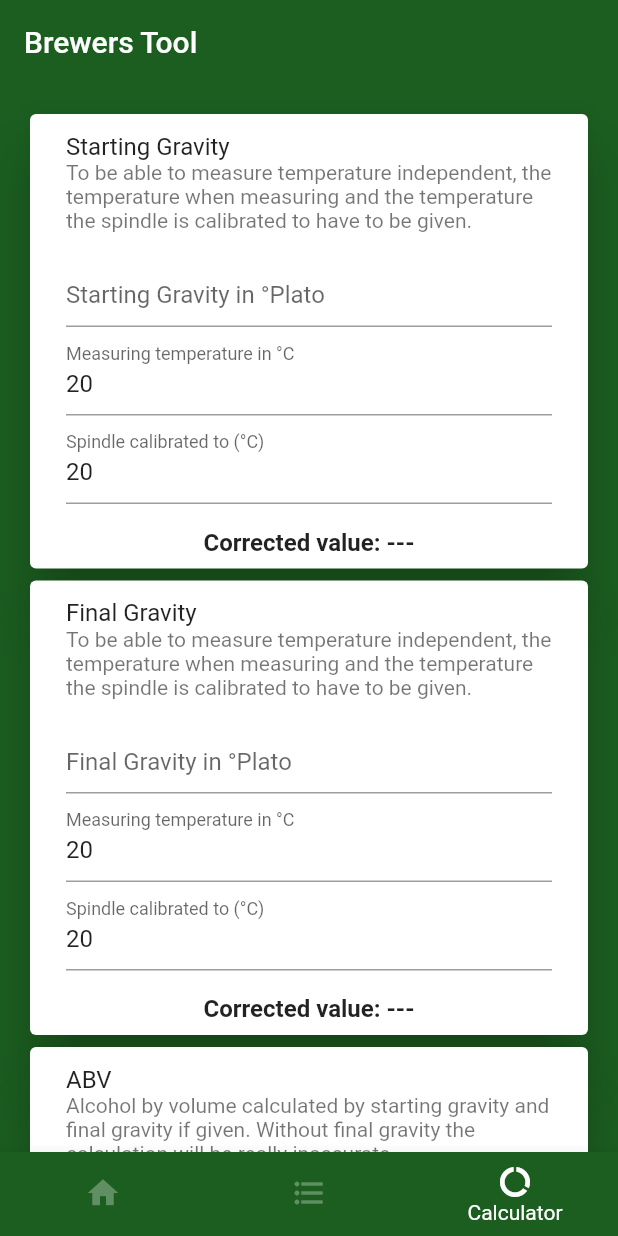
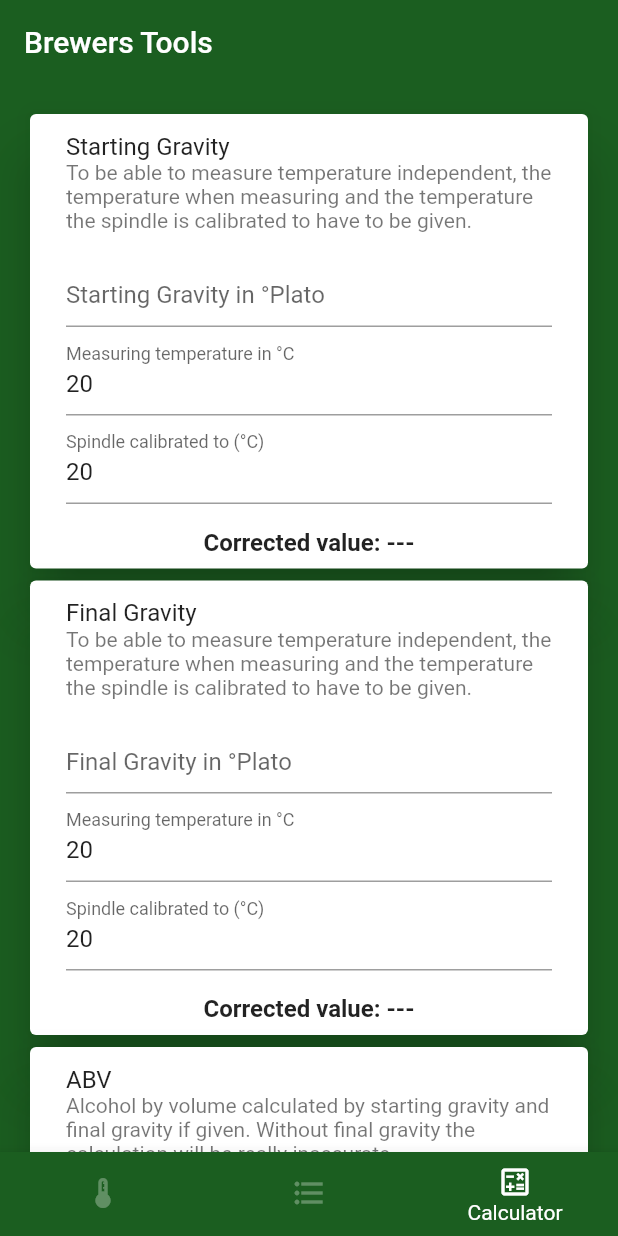
Before and after one commit to Luku1806/tilt-hydrometer-service, a Flutter app: the screen it shows after launch, item 3 of the bottom bar chosen, on a phone screen of 412 x 824 dp. Run offline on Flutter 3.47's test engine with Material 2 defaults, Android fonts, the phone set to English and light mode, and no system bars; our stand-ins replace equatable, flutter_bloc, google_sign_in, sqflite; accounts and stored records are empty; generated files the repository leaves out were written again.

Commit message:
Add sigin cubit, tilt list and repo and refactor a bit

```diff
--- a/tilt_app/lib/blocs/brew_db/brew_db_bloc.dart
+++ b/tilt_app/lib/blocs/brew_db/brew_db_bloc.dart
@@ -9,9 +9,6 @@ class BrewDbBloc extends Bloc<BrewDbEvent, BrewDbState> {
   BrewDbBloc({BrewDbProvider? brewDbProvider})
       : _brewDbProvider = brewDbProvider ?? BrewDbProvider(),
         super(BrewDbInitialState());
-
-  @override
-  BrewDbState get initialState => BrewDbInitialState();
 
   @override
   Stream<BrewDbState> mapEventToState(BrewDbEvent event) async* {
--- /dev/null
+++ b/tilt_app/lib/blocs/signin_cubit.dart
@@ -0,0 +1,12 @@
+import 'package:flutter_bloc/flutter_bloc.dart';
+import 'package:google_sign_in/google_sign_in.dart';
+
+class SigninCubit extends Cubit<GoogleSignInAccount?> {
+  final GoogleSignIn _googleSignIn;
+
+  SigninCubit()
+      : this._googleSignIn = GoogleSignIn(scopes: ["email"]),
+        super(null);
+
+  Future<void> signin() async => emit(await _googleSignIn.signIn());
+}
--- /dev/null
+++ b/tilt_app/lib/blocs/tilt/tilt_bloc.dart
@@ -0,0 +1,26 @@
+import 'package:binary_music_tools/apis/tilt_repository.dart';
+import 'package:binary_music_tools/blocs/tilt/tilt_events.dart';
+import 'package:binary_music_tools/blocs/tilt/tilt_states.dart';
+import 'package:flutter_bloc/flutter_bloc.dart';
+
+class TiltBloc extends Bloc<TiltEvent, TiltState> {
+  final TiltRepository _tiltRepository;
+
+  TiltBloc({TiltRepository? tiltRepository})
+      : _tiltRepository = tiltRepository ?? TiltRepository(),
+        super(TiltInitialState());
+
+  @override
+  Stream<TiltState> mapEventToState(TiltEvent event) async* {
+    if (event is GetTilts) {
+      yield TiltListLoadingState();
+      try {
+        yield TiltListSuccessState(
+          await _tiltRepository.findAll(),
+        );
+      } catch (e) {
+        yield TiltListErrorState();
+      }
+    }
+  }
+}
--- /dev/null
+++ b/tilt_app/lib/blocs/tilt/tilt_events.dart
@@ -0,0 +1,11 @@
+import 'package:equatable/equatable.dart';
+
+abstract class TiltEvent extends Equatable {
+  @override
+  List<Object> get props => [];
+
+  @override
+  bool get stringify => true;
+}
+
+class GetTilts extends TiltEvent {}
--- /dev/null
+++ b/tilt_app/lib/blocs/tilt/tilt_states.dart
@@ -0,0 +1,25 @@
+import 'package:binary_music_tools/models/tilt.dart';
+import 'package:equatable/equatable.dart';
+
+abstract class TiltState extends Equatable {
+  @override
+  List<Object> get props => [];
+
+  @override
+  bool get stringify => true;
+}
+
+class TiltInitialState extends TiltState {}
+
+class TiltListLoadingState extends TiltState {}
+
+class TiltListErrorState extends TiltState {}
+
+class TiltListSuccessState extends TiltState {
+  final List<Tilt> tilts;
+
+  TiltListSuccessState(this.tilts);
+
+  @override
+  List<Object> get props => [tilts];
+}
--- a/tilt_app/lib/main.dart
+++ b/tilt_app/lib/main.dart
@@ -1,9 +1,12 @@
 import 'package:binary_music_tools/blocs/brew_db/bloc.dart';
+import 'package:binary_music_tools/blocs/signin_cubit.dart';
+import 'package:binary_music_tools/blocs/tilt/tilt_bloc.dart';
 import 'package:binary_music_tools/pages/brew_list/brew_list_page.dart';
 import 'package:binary_music_tools/pages/calculator/calculator_page.dart';
 import 'package:binary_music_tools/pages/tilt/tilt_page.dart';
 import 'package:flutter/material.dart';
 import 'package:flutter_bloc/flutter_bloc.dart';
+import 'package:google_sign_in/google_sign_in.dart';
 
 import 'blocs/debug_bloc_delegate.dart';
 
@@ -15,16 +18,21 @@ void main() {
 class MyApp extends StatelessWidget {
   @override
   Widget build(BuildContext context) {
-    return BlocProvider(
-      create: (BuildContext context) => BrewDbBloc(),
+    return MultiBlocProvider(
+      providers: [
+        BlocProvider(create: (context) => SigninCubit()),
+        BlocProvider(create: (context) => BrewDbBloc()),
+        BlocProvider(create: (context) => TiltBloc()),
+      ],
       child: MaterialApp(
+        debugShowCheckedModeBanner: false,
         title: 'Brewers Tools',
         theme: ThemeData(
           primarySwatch: Colors.green,
           visualDensity: VisualDensity.adaptivePlatformDensity,
         ),
         home: MyHomePage(
-          title: "Brewers Tool",
+          title: "Brewers Tools",
         ),
       ),
     );
@@ -63,12 +71,23 @@ class _MyHomePageState extends State<MyHomePage> {
 
   @override
   Widget build(BuildContext context) {
+    final account = context.select<SigninCubit, GoogleSignInAccount?>(
+      (signin) => signin.state,
+    );
+
     return Scaffold(
       key: _scaffoldKey,
       appBar: AppBar(
         title: Text(widget.title),
         elevation: 0,
         backgroundColor: Colors.green[900],
+        actions: [
+          if (account?.photoUrl != null)
+            IconButton(
+              icon: ClipOval(child: Image.network(account!.photoUrl!)),
+              onPressed: () => {},
+            ),
+        ],
       ),
       backgroundColor: Colors.green[900],
       bottomNavigationBar: BottomNavigationBar(
@@ -81,7 +100,7 @@ class _MyHomePageState extends State<MyHomePage> {
         onTap: _onItemTapped,
         items: [
           BottomNavigationBarItem(
-            icon: new Icon(Icons.home),
+            icon: new Icon(Icons.thermostat_outlined),
             label: 'Tilt',
           ),
           BottomNavigationBarItem(
@@ -89,7 +108,7 @@ class _MyHomePageState extends State<MyHomePage> {
             label: 'Beers',
           ),
           BottomNavigationBarItem(
-            icon: Icon(Icons.data_usage),
+            icon: Icon(Icons.calculate_outlined),
             label: 'Calculator',
           )
         ],
--- /dev/null
+++ b/tilt_app/lib/models/temperature.dart
@@ -0,0 +1,15 @@
+import 'package:json_annotation/json_annotation.dart';
+
+part 'temperature.g.dart';
+
+@JsonSerializable()
+class Temperature {
+  final double fahrenheit;
+  final double celsius;
+
+  Temperature({required this.celsius, required this.fahrenheit});
+
+  factory Temperature.fromJson(Map<String, dynamic> json) => _$TemperatureFromJson(json);
+
+  Map<String, dynamic> toJson() => _$TemperatureToJson(this);
+}
--- /dev/null
+++ b/tilt_app/lib/models/tilt.dart
@@ -0,0 +1,38 @@
+import 'package:binary_music_tools/models/temperature.dart';
+import 'package:json_annotation/json_annotation.dart';
+
+part 'tilt.g.dart';
+
+@JsonSerializable()
+class Tilt {
+  final String color;
+  final Temperature temperature;
+  final double startingGravity;
+  final double specificGravity;
+  final DateTime lastUpdated;
+
+  Tilt({
+    required this.color,
+    required this.temperature,
+    required this.startingGravity,
+    required this.specificGravity,
+    required this.lastUpdated,
+  });
+
+  factory Tilt.fromDto(
+    String color,
+    String timestamp,
+    Map<String, dynamic> dto,
+  ) =>
+      Tilt(
+        color: color,
+        startingGravity: dto["startingGravity"] ?? dto["specificGravity"],
+        specificGravity: dto["specificGravity"],
+        temperature: Temperature.fromJson(dto["temperature"]),
+        lastUpdated: DateTime.parse(timestamp),
+      );
+
+  factory Tilt.fromJson(Map<String, dynamic> json) => _$TiltFromJson(json);
+
+  Map<String, dynamic> toJson() => _$TiltToJson(this);
+}
--- a/tilt_app/lib/pages/calculator/widgets/fermentation_card.dart
+++ b/tilt_app/lib/pages/calculator/widgets/fermentation_card.dart
@@ -48,7 +48,7 @@ class FermentationCard extends StatelessWidget {
               ),
               textAlign: TextAlign.center,
             ),
-          ].where((element) => element != null).toList(),
+          ],
         ),
       ),
     );
--- a/tilt_app/pubspec.yaml
+++ b/tilt_app/pubspec.yaml
@@ -18,10 +18,16 @@ dependencies:
   equatable: ^2.0.2
 
   cupertino_icons: ^1.0.3
+  google_sign_in: ^5.0.3
+  json_annotation: ^4.0.1
+  http: ^0.13.3
+  intl: ^0.17.0
 
 dev_dependencies:
+  build_runner: ^2.0.4
   flutter_test:
     sdk: flutter
+  json_serializable: ^4.1.2
 
 flutter:
   uses-material-design: true
```
Also changed, not shown: tilt_app/lib/apis/tilt_repository.dart (added, +18 -0 lines), tilt_app/lib/pages/tilt/tilt_page.dart (+29 -3 lines), tilt_app/lib/pages/tilt/widgets/tilt_list.dart (added, +111 -0 lines), tilt_app/pubspec.lock, 1 other file.
